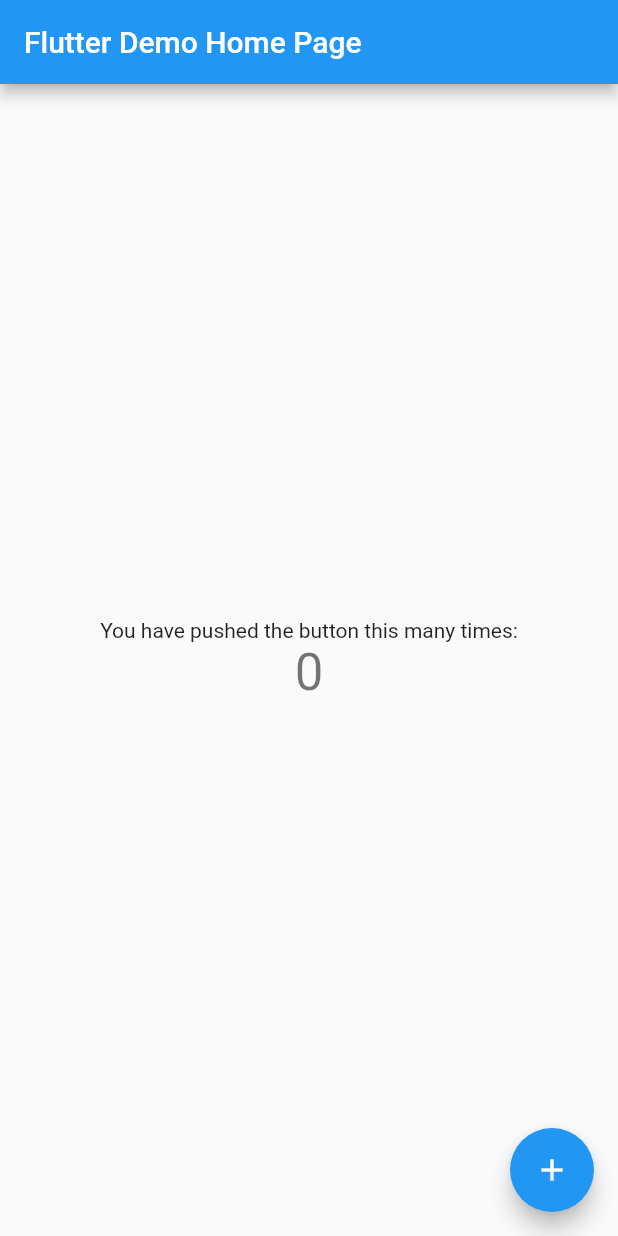
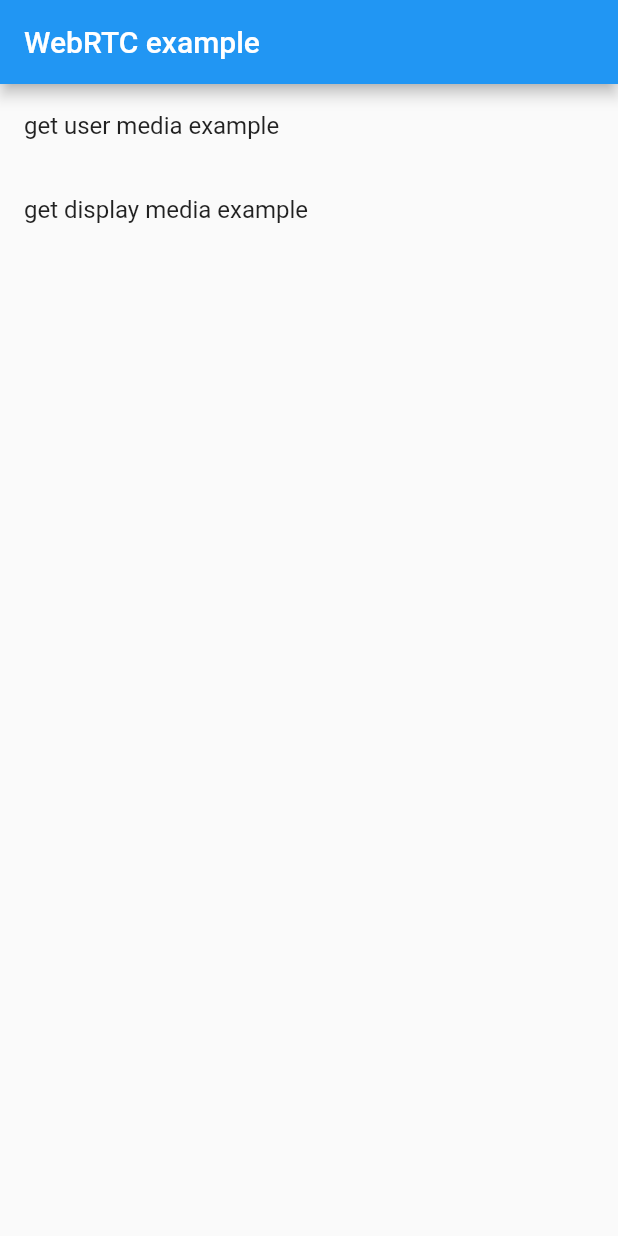
Before and after one commit to serenahuang1995/Flutter_WebRTC, a Flutter app: the screen it shows after launch, on a phone screen of 412 x 824 dp. Run offline on Flutter 3.47's test engine with Material 2 defaults, Android fonts, the phone set to English and light mode, and no system bars; missing offline and left inert: flutter_webrtc.

Commit message:
不知道為某照著影片做一樣的事出來結果不一樣ＱＱ

```diff
--- a/lib/main.dart
+++ b/lib/main.dart
@@ -1,4 +1,7 @@
 import 'package:flutter/material.dart';
+import 'package:webrtc/get_display_media.dart';
+import 'package:webrtc/get_user_media.dart';
+
 
 void main() {
   runApp(const MyApp());
@@ -7,109 +10,52 @@ void main() {
 class MyApp extends StatelessWidget {
   const MyApp({super.key});
 
-  // This widget is the root of your application.
+
   @override
   Widget build(BuildContext context) {
     return MaterialApp(
-      title: 'Flutter Demo',
+      title: 'Flutter WebRTC',
       theme: ThemeData(
-        // This is the theme of your application.
-        //
-        // Try running your application with "flutter run". You'll see the
-        // application has a blue toolbar. Then, without quitting the app, try
-        // changing the primarySwatch below to Colors.green and then invoke
-        // "hot reload" (press "r" in the console where you ran "flutter run",
-        // or simply save your changes to "hot reload" in a Flutter IDE).
-        // Notice that the counter didn't reset back to zero; the application
-        // is not restarted.
         primarySwatch: Colors.blue,
       ),
-      home: const MyHomePage(title: 'Flutter Demo Home Page'),
+      home: MyHomePage(),
     );
   }
 }
 
 class MyHomePage extends StatefulWidget {
-  const MyHomePage({super.key, required this.title});
+  const MyHomePage({super.key});
 
-  // This widget is the home page of your application. It is stateful, meaning
-  // that it has a State object (defined below) that contains fields that affect
-  // how it looks.
-
-  // This class is the configuration for the state. It holds the values (in this
-  // case the title) provided by the parent (in this case the App widget) and
-  // used by the build method of the State. Fields in a Widget subclass are
-  // always marked "final".
-
-  final String title;
 
   @override
   State<MyHomePage> createState() => _MyHomePageState();
 }
 
 class _MyHomePageState extends State<MyHomePage> {
-  int _counter = 0;
-
-  void _incrementCounter() {
-    setState(() {
-      // This call to setState tells the Flutter framework that something has
-      // changed in this State, which causes it to rerun the build method below
-      // so that the display can reflect the updated values. If we changed
-      // _counter without calling setState(), then the build method would not be
-      // called again, and so nothing would appear to happen.
-      _counter++;
-    });
-  }
 
   @override
   Widget build(BuildContext context) {
-    // This method is rerun every time setState is called, for instance as done
-    // by the _incrementCounter method above.
-    //
-    // The Flutter framework has been optimized to make rerunning build methods
-    // fast, so that you can just rebuild anything that needs updating rather
-    // than having to individually change instances of widgets.
     return Scaffold(
       appBar: AppBar(
-        // Here we take the value from the MyHomePage object that was created by
-        // the App.build method, and use it to set our appbar title.
-        title: Text(widget.title),
+        title: const Text('WebRTC example'),
       ),
-      body: Center(
-        // Center is a layout widget. It takes a single child and positions it
-        // in the middle of the parent.
-        child: Column(
-          // Column is also a layout widget. It takes a list of children and
-          // arranges them vertically. By default, it sizes itself to fit its
-          // children horizontally, and tries to be as tall as its parent.
-          //
-          // Invoke "debug painting" (press "p" in the console, choose the
-          // "Toggle Debug Paint" action from the Flutter Inspector in Android
-          // Studio, or the "Toggle Debug Paint" command in Visual Studio Code)
-          // to see the wireframe for each widget.
-          //
-          // Column has various properties to control how it sizes itself and
-          // how it positions its children. Here we use mainAxisAlignment to
-          // center the children vertically; the main axis here is the vertical
-          // axis because Columns are vertical (the cross axis would be
-          // horizontal).
-          mainAxisAlignment: MainAxisAlignment.center,
-          children: <Widget>[
-            const Text(
-              'You have pushed the button this many times:',
-            ),
-            Text(
-              '$_counter',
-              style: Theme.of(context).textTheme.headlineMedium,
-            ),
-          ],
-        ),
-      ),
-      floatingActionButton: FloatingActionButton(
-        onPressed: _incrementCounter,
-        tooltip: 'Increment',
-        child: const Icon(Icons.add),
-      ), // This trailing comma makes auto-formatting nicer for build methods.
+      body: ListView(
+        children: <Widget>[
+          ListTile(
+            title: Text('get user media example'),
+            onTap: () {
+              Navigator.push(context, MaterialPageRoute(builder: (BuildContext context) => const GetUserMedia()));
+            },
+          ),
+          ListTile(
+            title: Text('get display media example'),
+            onTap: () {
+              Navigator.push(context, MaterialPageRoute(builder: (BuildContext context) => const GetDisplayMedia()));
+            },
+          )
+        ],
+        )
+      // This trailing comma makes auto-formatting nicer for build methods.
     );
   }
 }
--- a/pubspec.yaml
+++ b/pubspec.yaml
@@ -36,6 +36,10 @@ dependencies:
   # Use with the CupertinoIcons class for iOS style icons.
   cupertino_icons: ^1.0.2
   flutter_webrtc: ^0.9.28
+  path_provider: ^2.0.14
+  shared_preferences: ^2.1.0
+  http: ^0.13.6
+
 
 dev_dependencies:
   flutter_test:
```
Also changed, not shown: lib/get_display_media.dart (added, +89 -0 lines), lib/get_user_media.dart (added, +89 -0 lines), lib/generated_plugin_registrant.dart (added), pubspec.lock, 5 other files.
